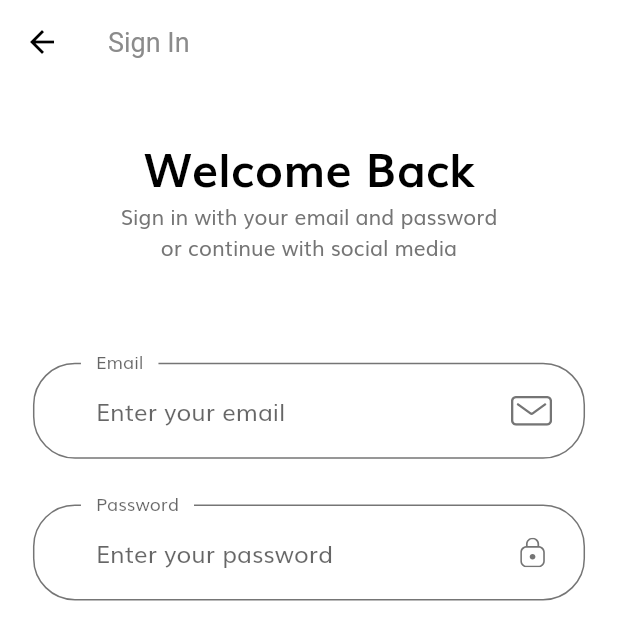
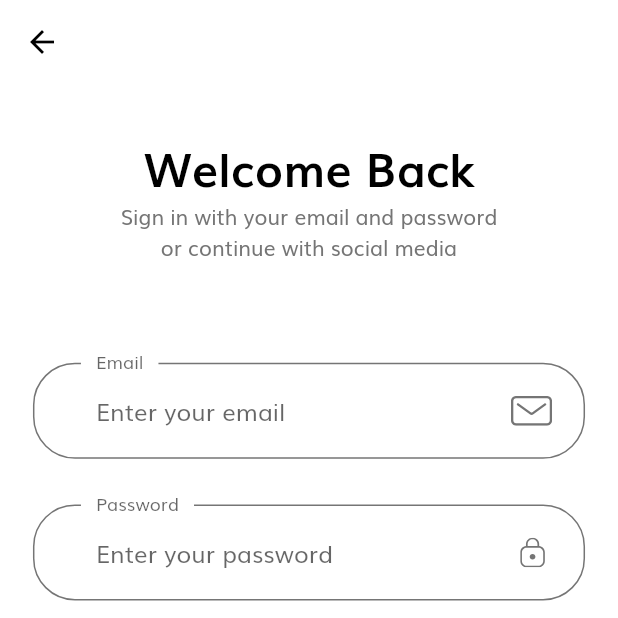
Before and after one commit to prateekp273/Express-Mart, a Flutter app: the screen it shows after launch, after a tap on "Continue", on a phone screen of 412 x 824 dp, the top half of it. Run offline on Flutter 3.47's test engine with Material 2 defaults, Android fonts, the phone set to English and light mode, and no system bars; our stand-ins replace flutter_svg.

```diff
--- a/lib/theme.dart
+++ b/lib/theme.dart
@@ -42,10 +42,10 @@ AppBarTheme appBarTheme() {
   return AppBarTheme(
     color: Colors.white,
     elevation: 0,
-    brightness: Brightness.light,
+    // brightness: Brightness.light,
     iconTheme: IconThemeData(color: Colors.black),
-    textTheme: TextTheme(
-      headline6: TextStyle(color: Color(0XFF8B8B8B), fontSize: 18),
-    ),
+    // textTheme: TextTheme(
+    //   headline6: TextStyle(color: Color(0XFF8B8B8B), fontSize: 18),
+    // ),
   );
 }
```
Also changed, not shown: pubspec.yaml (+3 -19 lines).
